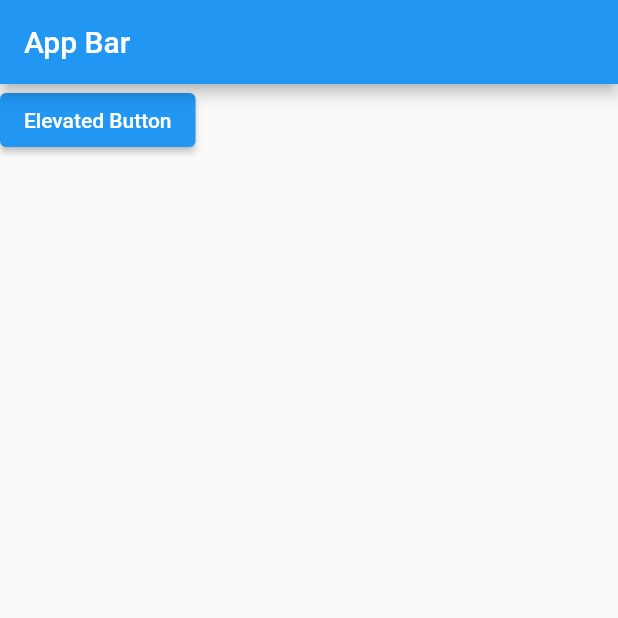
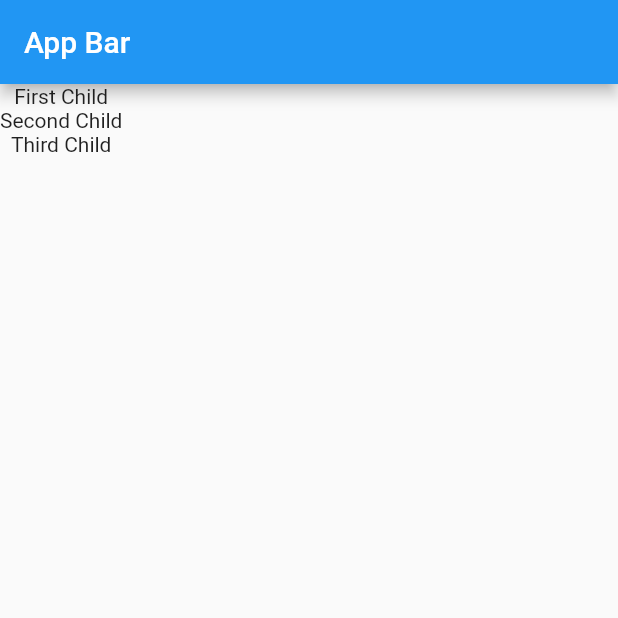
Before and after one commit to imafzalakram/flutter_demos, a Flutter app: the screen it shows after launch, on a phone screen of 412 x 824 dp, the top half of it. Run offline on Flutter 3.47's test engine with Material 2 defaults, Android fonts, the phone set to English and light mode, and no system bars.

Commit message:
Column Widget and its properties

```diff
--- a/lib/main.dart
+++ b/lib/main.dart
@@ -9,12 +9,15 @@ void main() {
             "App Bar",
           ),
         ),
-        body: ElevatedButton(
-          onPressed: () {
-            print("Pressed");
-          },
-          child: Text("Elevated Button"),
-        ),
+        body: Container(
+          child: Column(
+            children: [
+              Text("First Child"),
+              Text("Second Child"),
+              Text("Third Child")
+            ],
+          ),
+        )
       ),
     ),
   );
```
